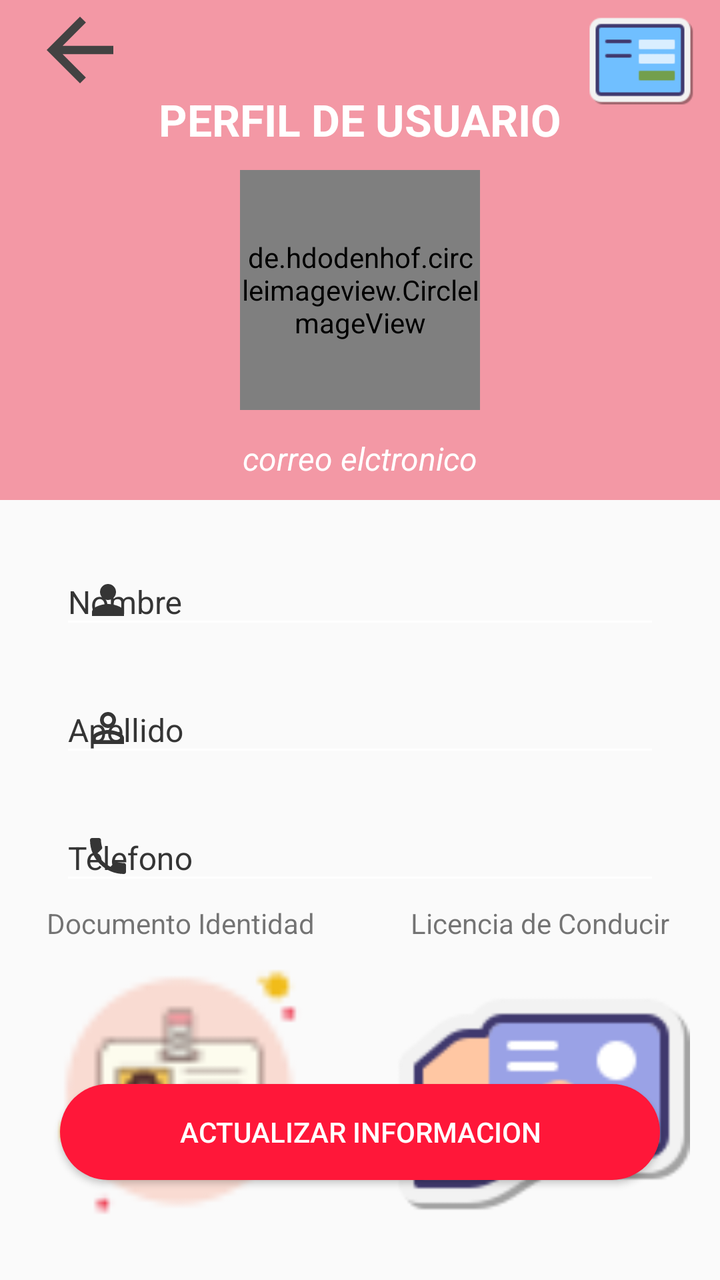
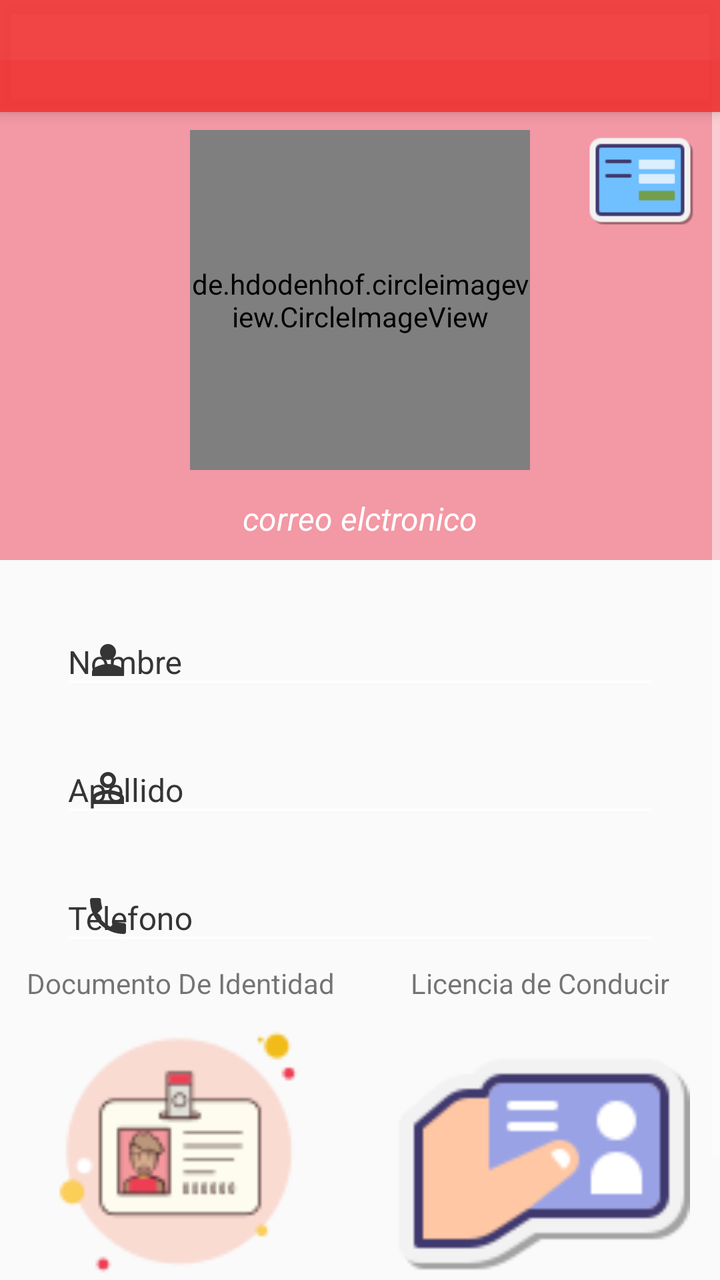

Compare the two renders of this Android layout. The source of the first and the diff that turns it into the second are given below.
<!-- AndroidManifest.xml: application theme Theme.ToonsConductor -->
<!-- res/layout/activity_profile.xml -->
<?xml version="1.0" encoding="utf-8"?>
<androidx.coordinatorlayout.widget.CoordinatorLayout xmlns:android="http://schemas.android.com/apk/res/android"
    xmlns:app="http://schemas.android.com/apk/res-auto"
    xmlns:tools="http://schemas.android.com/tools"
    android:layout_width="match_parent"
    android:layout_height="match_parent"
    tools:context=".activitys.profileActivity.ProfileActivity">

    <FrameLayout
        android:layout_width="match_parent"
        android:layout_height="250dp">

        <View
            android:layout_width="match_parent"
            android:layout_height="match_parent"
            android:background="@color/red_claro" />

        <TextView
            android:layout_width="match_parent"
            android:layout_height="wrap_content"
            android:text="PERFIL DE USUARIO"
            android:textAlignment="center"
            android:textColor="@color/white"
            android:textStyle="bold"
            android:textSize="22sp"
            android:layout_marginTop="45dp"/>

        <ImageView
            android:id="@+id/imageViewBack"
            android:layout_width="50dp"
            android:layout_height="50dp"
            android:src="@drawable/ic_back"

            android:layout_marginLeft="15dp"/>

        <LinearLayout
            android:layout_width="wrap_content"
            android:layout_height="wrap_content"
            android:layout_gravity="end"
            android:layout_marginEnd="10dp"
            android:orientation="horizontal">

            <ImageView
                android:id="@+id/image_estado"
                android:layout_width="60dp"
                android:layout_height="60dp"
                android:src="@drawable/ic_valida_datos" />
        </LinearLayout>



        <de.hdodenhof.circleimageview.CircleImageView
            android:id="@+id/circleImageProfile"
            android:layout_width="120dp"
            android:layout_height="120dp"
            android:src="@drawable/ic_pesona_blanco"
            app:civ_border_width="3dp"
            app:civ_border_color="@color/white"
            android:layout_gravity="bottom|center"
            android:layout_marginBottom="45dp"/>


        <TextView
            android:id="@+id/textViewEmail"
            android:layout_width="match_parent"
            android:layout_height="wrap_content"
            android:text="correo elctronico"
            android:textColor="@color/white"
            android:layout_gravity="bottom"
            android:gravity="center"
            android:textStyle="italic"
            android:textSize="16sp"
            android:layout_marginTop="30dp"
            android:layout_marginBottom="10dp"/>

    </FrameLayout>

    <LinearLayout
        android:layout_width="match_parent"
        android:layout_height="match_parent"
        android:orientation="vertical"
        android:layout_marginTop="250dp"
        app:layout_behavior="@string/appbar_scrolling_view_behavior">


        <com.google.android.material.textfield.TextInputLayout
            android:layout_width="match_parent"
            android:layout_height="wrap_content"
            android:layout_marginLeft="30dp"
            android:layout_marginRight="30dp"
            android:layout_marginTop="15dp"
            style="@style/EditTextGrey"
            app:hintTextColor="@color/grey_dark"
            app:startIconDrawable="@drawable/ic_persona_blanco24"
            app:startIconTint="@color/grey_dark">

            <com.google.android.material.textfield.TextInputEditText
                android:id="@+id/textFieldName"
                android:layout_width="match_parent"
                android:layout_height="wrap_content"
                android:hint="Nombre"
                android:textColorHint="@color/grey_dark"
                android:inputType="textCapWords"
                android:textSize="16sp"
                android:textColor="@color/grey_dark" />

        </com.google.android.material.textfield.TextInputLayout>


        <com.google.android.material.textfield.TextInputLayout
            android:layout_width="match_parent"
            android:layout_height="wrap_content"
            android:layout_marginLeft="30dp"
            android:layout_marginRight="30dp"
            android:layout_marginTop="5dp"
            style="@style/EditTextGrey"
            app:hintTextColor="@color/grey_dark"
            app:startIconDrawable="@drawable/ic_persona2_blanco24"
            app:startIconTint="@color/grey_dark">

            <com.google.android.material.textfield.TextInputEditText
                android:id="@+id/textFieldLastname"
                android:layout_width="match_parent"
                android:layout_height="wrap_content"
                android:hint="Apellido"
                android:textColorHint="@color/grey_dark"
                android:inputType="textCapWords"
                android:textSize="16sp"
                android:textColor="@color/grey_dark"
                />

        </com.google.android.material.textfield.TextInputLayout>

        <com.google.android.material.textfield.TextInputLayout
            android:layout_width="match_parent"
            android:layout_height="wrap_content"
            android:layout_marginLeft="30dp"
            android:layout_marginRight="30dp"
            android:layout_marginTop="5dp"
            style="@style/EditTextGrey"
            app:hintTextColor="@color/grey_dark"
            app:startIconDrawable="@drawable/ic_telefono_blanco24"
            app:startIconTint="@color/grey_dark">

            <com.google.android.material.textfield.TextInputEditText
                android:id="@+id/textFieldPhone"
                android:layout_width="match_parent"
                android:layout_height="wrap_content"
                android:hint="Telefono"
                android:textColorHint="@color/grey_dark"
                android:inputType="phone"
                android:textSize="16sp"
                android:textColor="@color/grey_dark" />

        </com.google.android.material.textfield.TextInputLayout>



        <LinearLayout
            android:layout_width="match_parent"
            android:layout_height="match_parent"
            android:orientation="horizontal">

            <LinearLayout
                android:layout_width="wrap_content"
                android:layout_height="wrap_content"
                android:layout_weight="1"
                android:orientation="vertical">

                <TextView
                    android:id="@+id/textView"
                    android:gravity="center"
                    android:layout_width="match_parent"
                    android:layout_height="wrap_content"
                    android:text="@string/documentoIdentidad" />

                <ImageView
                    android:layout_gravity="center"
                    android:id="@+id/imageView"
                    android:layout_width="150dp"
                    android:layout_height="150dp"
                    app:srcCompat="@drawable/ic_documento" />
            </LinearLayout>

            <LinearLayout
                android:layout_width="wrap_content"
                android:layout_height="wrap_content"
                android:layout_weight="1"
                android:orientation="vertical">

                <TextView
                    android:layout_gravity="center"
                    android:gravity="center"
                    android:id="@+id/textView2"
                    android:layout_width="match_parent"
                    android:layout_height="wrap_content"
                    android:text="@string/licencia" />

                <ImageView
                    android:id="@+id/imageView2"
                    android:layout_gravity="center"
                    android:layout_width="150dp"
                    android:layout_height="150dp"
                    app:srcCompat="@drawable/ic_licencia" />
            </LinearLayout>


        </LinearLayout>

    </LinearLayout>


    <Button
        android:id="@+id/btnUpdate"
        android:layout_width="match_parent"
        android:layout_height="wrap_content"
        android:layout_marginRight="30dp"
        android:layout_marginLeft="30dp"
        android:text="ACTUALIZAR INFORMACION"
        android:layout_marginBottom="50dp"
        android:layout_gravity="bottom"
        android:background="@drawable/rounded_button"
        android:textColor="@color/white"
        />


</androidx.coordinatorlayout.widget.CoordinatorLayout>
<!-- resources referenced by this layout -->
<resources>
  <color name="grey_dark">#353535</color>
  <color name="red_claro">#F398A5</color>
  <color name="white">#FFFFFFFF</color>
  <!-- drawable ic_back (drawable) -->
  <vector android:autoMirrored="true" android:height="50dp"
      android:tint="#424242" android:viewportHeight="24"
      android:viewportWidth="24" android:width="50dp" xmlns:android="http://schemas.android.com/apk/res/android">
      <path android:fillColor="@android:color/white" android:pathData="M20,11H7.83l5.59,-5.59L12,4l-8,8 8,8 1.41,-1.41L7.83,13H20v-2z"/>
  </vector>
  <!-- drawable ic_documento: png bitmap (drawable, 1780 bytes) -->
  <!-- drawable ic_persona_blanco24 (drawable) -->
  <vector android:height="24dp" android:tint="#FFFFFF"
      android:viewportHeight="24" android:viewportWidth="24"
      android:width="24dp" xmlns:android="http://schemas.android.com/apk/res/android">
      <path android:fillColor="@android:color/white" android:pathData="M12,12c2.21,0 4,-1.79 4,-4s-1.79,-4 -4,-4 -4,1.79 -4,4 1.79,4 4,4zM12,14c-2.67,0 -8,1.34 -8,4v2h16v-2c0,-2.66 -5.33,-4 -8,-4z"/>
  </vector>
  <!-- drawable ic_pesona_blanco (drawable) -->
  <vector android:height="300dp" android:tint="#FFFFFF"
      android:viewportHeight="24" android:viewportWidth="24"
      android:width="300dp" xmlns:android="http://schemas.android.com/apk/res/android">
      <path android:fillColor="@android:color/white" android:pathData="M12,12c2.21,0 4,-1.79 4,-4s-1.79,-4 -4,-4 -4,1.79 -4,4 1.79,4 4,4zM12,14c-2.67,0 -8,1.34 -8,4v2h16v-2c0,-2.66 -5.33,-4 -8,-4z"/>
  </vector>
  <!-- drawable rounded_button (drawable) -->
  <?xml version="1.0" encoding="utf-8"?>
  <shape
      xmlns:android="http://schemas.android.com/apk/res/android">
  
      <corners android:radius="50dp" />
      <solid android:color="@color/red" />
  
  </shape>
  <string name="documentoIdentidad">Documento Identidad</string>
  <string name="licencia">Licencia de Conducir</string>
  <style name="EditTextGrey" parent="TextAppearance.AppCompat">
          <item name="colorControlNormal">@color/grey_dark</item>
          <item name="colorControlActivated">@color/grey_dark</item>
          <item name="colorControlHighlight">@color/grey_dark</item>
          <item name="android:textColorHint">@color/grey_dark</item>
          <item name="colorAccent">@color/grey_dark</item>
          <item name="android:textColorPrimary">@color/grey_dark</item>
          <item name="colorSecondary">@color/grey_dark</item>
          <item name="colorOnPrimary">@color/grey_dark</item>
      </style>
  <style name="Theme.ToonsConductor" parent="Base.Theme.ToonsConductor" />
  <color name="red">#FF1739</color>
  <style name="Base.Theme.ToonsConductor" parent="Theme.AppCompat.Light.NoActionBar">
          
          <item name="colorPrimary">@color/rojo</item>
          <item name="colorPrimaryVariant">@color/white</item>
          <item name="colorOnPrimary">@color/white</item>
          
          <item name="colorSecondary">@color/black</item>
          <item name="colorSecondaryVariant">@color/rojo</item>
          <item name="colorOnSecondary">@color/black</item>
  
          <item name="android:statusBarColor">?attr/colorPrimary</item>
          <item name="colorControlNormal">@color/white</item>
          <item name="colorControlActivated">@color/white</item>
          <item name="colorControlHighlight">@color/white</item>
          <item name="android:textColorHint">@color/white</item>
      </style>
  <color name="rojo">#EEF13737</color>
  <color name="black">#FF000000</color>
  <!-- unchanged entries left out for length: 4 -->
</resources>

<!-- the commit's change to res/layout/activity_profile.xml (unified diff, before → after) -->
@@ -6,8 +6,24 @@
     android:layout_height="match_parent"
     tools:context=".activitys.profileActivity.ProfileActivity">
 
+    <com.google.android.material.appbar.AppBarLayout
+        android:layout_width="match_parent"
+        android:layout_height="wrap_content">
+        <androidx.appcompat.widget.Toolbar
+            android:id="@+id/toolbar"
+            android:layout_width="match_parent"
+            android:layout_height="wrap_content" />
+    </com.google.android.material.appbar.AppBarLayout>
+    <ScrollView
+        android:layout_width="match_parent"
+        android:layout_height="match_parent">
+    <LinearLayout
+        android:layout_width="match_parent"
+        android:layout_height="match_parent"
+        android:orientation="vertical">
     <FrameLayout
         android:layout_width="match_parent"
+        android:layout_marginTop="30dp"
         android:layout_height="250dp">
 
         <View
@@ -15,23 +31,6 @@
             android:layout_height="match_parent"
             android:background="@color/red_claro" />
 
-        <TextView
-            android:layout_width="match_parent"
-            android:layout_height="wrap_content"
-            android:text="PERFIL DE USUARIO"
-            android:textAlignment="center"
-            android:textColor="@color/white"
-            android:textStyle="bold"
-            android:textSize="22sp"
-            android:layout_marginTop="45dp"/>
-
-        <ImageView
-            android:id="@+id/imageViewBack"
-            android:layout_width="50dp"
-            android:layout_height="50dp"
-            android:src="@drawable/ic_back"
-
-            android:layout_marginLeft="15dp"/>
 
         <LinearLayout
             android:layout_width="wrap_content"
@@ -42,6 +41,7 @@
 
             <ImageView
                 android:id="@+id/image_estado"
+                android:layout_marginTop="30dp"
                 android:layout_width="60dp"
                 android:layout_height="60dp"
                 android:src="@drawable/ic_valida_datos" />
@@ -51,8 +51,8 @@
 
         <de.hdodenhof.circleimageview.CircleImageView
             android:id="@+id/circleImageProfile"
-            android:layout_width="120dp"
-            android:layout_height="120dp"
+            android:layout_width="170dp"
+            android:layout_height="170dp"
             android:src="@drawable/ic_pesona_blanco"
             app:civ_border_width="3dp"
             app:civ_border_color="@color/white"
@@ -72,16 +72,13 @@
             android:textSize="16sp"
             android:layout_marginTop="30dp"
             android:layout_marginBottom="10dp"/>
-
     </FrameLayout>
 
     <LinearLayout
         android:layout_width="match_parent"
         android:layout_height="match_parent"
         android:orientation="vertical"
-        android:layout_marginTop="250dp"
         app:layout_behavior="@string/appbar_scrolling_view_behavior">
-
 
         <com.google.android.material.textfield.TextInputLayout
             android:layout_width="match_parent"
@@ -168,15 +165,16 @@
                 android:orientation="vertical">
 
                 <TextView
-                    android:id="@+id/textView"
+
                     android:gravity="center"
                     android:layout_width="match_parent"
                     android:layout_height="wrap_content"
                     android:text="@string/documentoIdentidad" />
 
                 <ImageView
+
                     android:layout_gravity="center"
-                    android:id="@+id/imageView"
+                    android:id="@+id/imageView_documento"
                     android:layout_width="150dp"
                     android:layout_height="150dp"
                     app:srcCompat="@drawable/ic_documento" />
@@ -191,13 +189,13 @@
                 <TextView
                     android:layout_gravity="center"
                     android:gravity="center"
-                    android:id="@+id/textView2"
+
                     android:layout_width="match_parent"
                     android:layout_height="wrap_content"
                     android:text="@string/licencia" />
 
                 <ImageView
-                    android:id="@+id/imageView2"
+                    android:id="@+id/imageView_licencia"
                     android:layout_gravity="center"
                     android:layout_width="150dp"
                     android:layout_height="150dp"
@@ -209,19 +207,20 @@
 
     </LinearLayout>
 
-
-    <Button
-        android:id="@+id/btnUpdate"
-        android:layout_width="match_parent"
-        android:layout_height="wrap_content"
-        android:layout_marginRight="30dp"
-        android:layout_marginLeft="30dp"
-        android:text="ACTUALIZAR INFORMACION"
-        android:layout_marginBottom="50dp"
-        android:layout_gravity="bottom"
-        android:background="@drawable/rounded_button"
-        android:textColor="@color/white"
-        />
+        <Button
+            android:id="@+id/btnUpdate"
+            android:layout_width="match_parent"
+            android:layout_height="wrap_content"
+            android:layout_marginRight="30dp"
+            android:layout_marginLeft="30dp"
+            android:text="ACTUALIZAR INFORMACIÓN"
+            android:layout_marginTop="10dp"
+            android:background="@drawable/rounded_button"
+            android:textColor="@color/white" />
+
+    </LinearLayout>
+    </ScrollView>
+
 
 
 </androidx.coordinatorlayout.widget.CoordinatorLayout>
<!-- resource entries referenced after the edit -->
@@ -3,13 +3,7 @@
   <color name="grey_dark">#353535</color>
   <color name="red_claro">#F398A5</color>
   <color name="white">#FFFFFFFF</color>
-  <!-- drawable ic_back (drawable) -->
-  <vector android:autoMirrored="true" android:height="50dp"
-      android:tint="#424242" android:viewportHeight="24"
-      android:viewportWidth="24" android:width="50dp" xmlns:android="http://schemas.android.com/apk/res/android">
-      <path android:fillColor="@android:color/white" android:pathData="M20,11H7.83l5.59,-5.59L12,4l-8,8 8,8 1.41,-1.41L7.83,13H20v-2z"/>
-  </vector>
-  <!-- drawable ic_documento: png bitmap (drawable, 1780 bytes) -->
+  <!-- drawable ic_documento: png bitmap (drawable, 3701 bytes) -->
   <!-- drawable ic_persona_blanco24 (drawable) -->
   <vector android:height="24dp" android:tint="#FFFFFF"
       android:viewportHeight="24" android:viewportWidth="24"
@@ -31,7 +25,7 @@
       <solid android:color="@color/red" />
   
   </shape>
-  <string name="documentoIdentidad">Documento Identidad</string>
+  <string name="documentoIdentidad">Documento De Identidad</string>
   <string name="licencia">Licencia de Conducir</string>
   <style name="EditTextGrey" parent="TextAppearance.AppCompat">
           <item name="colorControlNormal">@color/grey_dark</item>
@@ -60,9 +54,13 @@
           <item name="colorControlActivated">@color/white</item>
           <item name="colorControlHighlight">@color/white</item>
           <item name="android:textColorHint">@color/white</item>
+          <item name="android:progressBarStyle">@style/CustomProgressBar</item>
       </style>
   <color name="rojo">#EEF13737</color>
   <color name="black">#FF000000</color>
+  <style name="CustomProgressBar" parent="@android:style/Widget.ProgressBar">
+          <item name="android:backgroundTint">@color/red</item>
+      </style>
   <!-- unchanged entries left out for length: 4 -->
 </resources>
 
